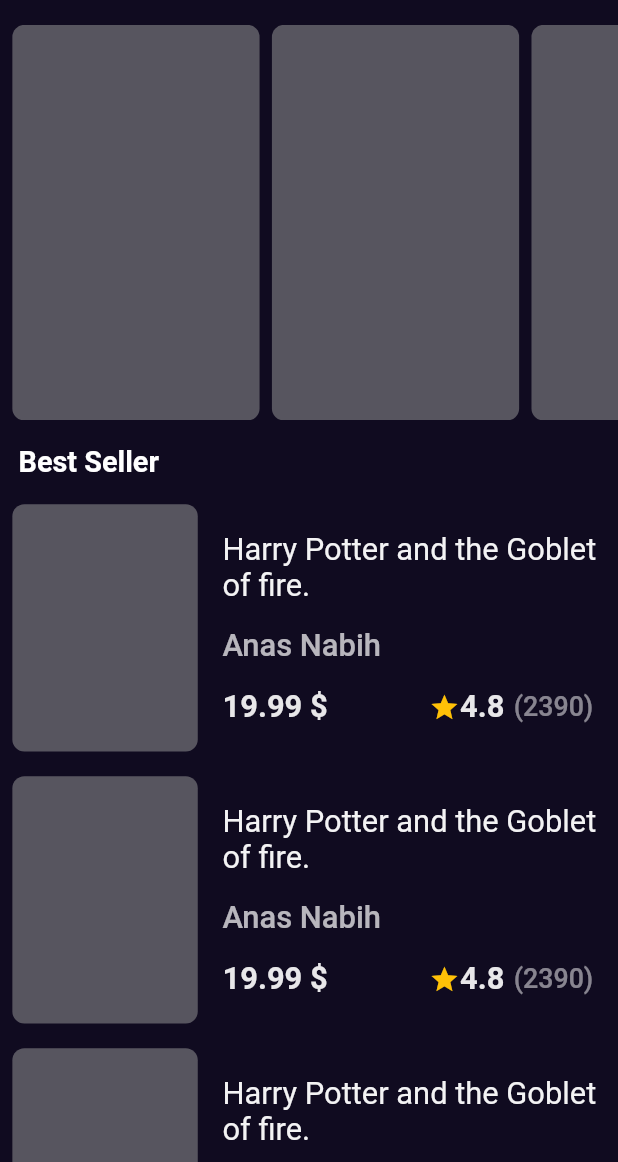
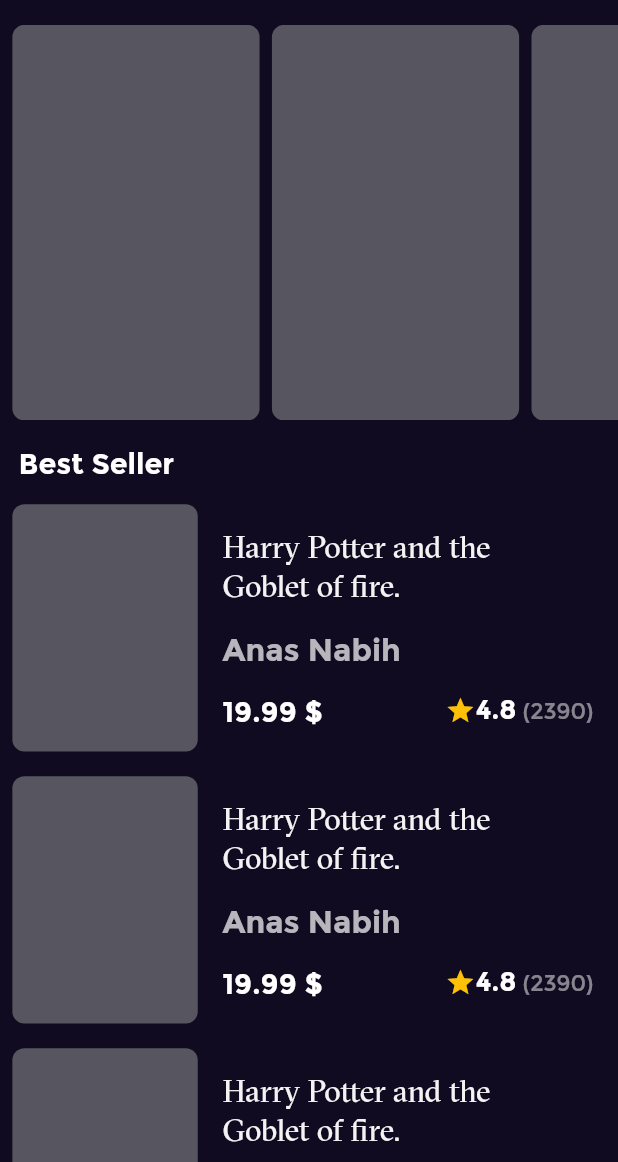
Before and after one commit to Anas-Nabih/Bookly, a Flutter app: the screen it shows after launch, on a phone screen of 412 x 824 dp, the part 74-1236 px from its top. Run offline on Flutter 3.47's test engine with Material 2 defaults, Android fonts, the phone set to English and light mode, and no system bars; our stand-ins replace flutter_svg, get, sizer.

Commit message:
add fonts, handle text styles and handle home scrolling

```diff
--- a/lib/core/constants.dart
+++ b/lib/core/constants.dart
@@ -2,6 +2,8 @@ import 'package:sizer/sizer.dart';
 
 class Const {
   static const String appName = "Bookly";
+  static const String kGTSectraFine = "GT Sectra Fine";
+  static const String kMontserrat = "Montserrat";
   static const Duration durationTransition = Duration(milliseconds: 250);
   static double horizontalPadding = 3.w;
   static double verticalPadding = 2.h;
--- a/lib/core/utils/styles.dart
+++ b/lib/core/utils/styles.dart
@@ -1,7 +1,26 @@
+import 'package:bookly/core/constants.dart';
 import 'package:flutter/material.dart';
 import 'package:sizer/sizer.dart';
 
-abstract class Styles{
+abstract class Styles {
+  static TextStyle kMonsterratLarge = TextStyle(
+      fontFamily: Const.kMontserrat,
+      fontSize: 14.sp,
+      fontWeight: FontWeight.w600);
 
-  static TextStyle titleMedium = TextStyle(fontSize: 14.sp, fontWeight: FontWeight.w600);
+  static TextStyle kMonsterratMedium = TextStyle(
+      fontFamily: Const.kMontserrat,
+      fontSize: 15.sp,
+      fontWeight: FontWeight.w600);
+
+  static TextStyle kMonsterratSmall = TextStyle(
+      fontFamily: Const.kMontserrat,
+      fontSize: 11.sp,
+      fontWeight: FontWeight.w400);
+
+  static TextStyle kSectraFineTitleMedium = TextStyle(
+      fontFamily: Const.kGTSectraFine,
+      color: Colors.white.withOpacity(0.95),
+      fontSize: 15.sp,
+      fontWeight: FontWeight.w500);
 }
--- a/lib/features/home/presentaion/views/widgets/best_seller_list_view.dart
+++ b/lib/features/home/presentaion/views/widgets/best_seller_list_view.dart
@@ -6,10 +6,10 @@ class BestSellerListView extends StatelessWidget {
 
   @override
   Widget build(BuildContext context) {
-    return Expanded(
-        child: ListView.builder(
+    return ListView.builder(
+      physics: const NeverScrollableScrollPhysics(),
       itemCount: 8,
-      itemBuilder: (context, index) => BestSellerItem(),
-    ));
+      itemBuilder: (context, index) => const BestSellerItem(),
+    );
   }
 }
--- a/lib/features/home/presentaion/views/widgets/book_info.dart
+++ b/lib/features/home/presentaion/views/widgets/book_info.dart
@@ -1,3 +1,5 @@
+import 'package:bookly/core/constants.dart';
+import 'package:bookly/core/utils/styles.dart';
 import 'package:flutter/material.dart';
 import 'package:sizer/sizer.dart';
 
@@ -13,23 +15,18 @@ class BookInfo extends StatelessWidget {
       crossAxisAlignment: CrossAxisAlignment.start,
       children: [
         SizedBox(
-          width: 65.w,
+          width: 50.w,
           child: Text(
             "Harry Potter and the Goblet of fire.",
             maxLines: 2,
-            style: TextStyle(
-                color: Colors.white.withOpacity(0.95),
-                fontSize: 15.sp,
-                fontWeight: FontWeight.w400),
+            overflow: TextOverflow.ellipsis,
+            style: Styles.kSectraFineTitleMedium,
           ),
         ),
         SizedBox(height: 2.h),
         Text(
           "Anas Nabih",
-          style: TextStyle(
-              color: Colors.white.withOpacity(0.7),
-              fontSize: 15.sp,
-              fontWeight: FontWeight.w500),
+          style: Styles.kMonsterratMedium.copyWith(color: Colors.white.withOpacity(0.7)),
         ),
         SizedBox(height: 2.h),
         SizedBox(
@@ -38,27 +35,19 @@ class BookInfo extends StatelessWidget {
             children: [
               Text(
                 "19.99 \$",
-                style: TextStyle(
-                    color: Colors.white.withOpacity(0.9),
-                    fontSize: 15.sp,
-                    fontWeight: FontWeight.w700),
+                style: Styles.kMonsterratLarge,
               ),
               const Spacer(),
               Icon(Icons.star, size: 2.5.h, color: Colors.amber),
               Text(
                 "4.8",
-                style: TextStyle(
-                    color: Colors.white.withOpacity(0.9),
-                    fontSize: 15.sp,
-                    fontWeight: FontWeight.w700),
+                style: Styles.kMonsterratLarge.copyWith(fontSize: 13.sp),
               ),
-              SizedBox(width: 1.5.w),
+              SizedBox(width: 1.w),
               Text(
                 "(2390)",
-                style: TextStyle(
-                    color: Colors.white.withOpacity(0.5),
-                    fontSize: 13.sp,
-                    fontWeight: FontWeight.w500),
+                style: Styles.kMonsterratSmall
+                    .copyWith(color: Colors.white.withOpacity(0.5)),
               ),
             ],
           ),
--- a/lib/features/home/presentaion/views/widgets/home_view_body.dart
+++ b/lib/features/home/presentaion/views/widgets/home_view_body.dart
@@ -1,26 +1,29 @@
-import 'package:bookly/core/constants.dart';
-import 'package:bookly/features/home/presentaion/views/widgets/best_seller_item.dart';
 import 'package:bookly/features/home/presentaion/views/widgets/best_seller_list_view.dart';
 import 'package:bookly/features/home/presentaion/views/widgets/custom_app_bar.dart';
 import 'package:bookly/features/home/presentaion/views/widgets/featured_book_list_view.dart';
-import 'package:bookly/features/home/presentaion/views/widgets/featured_book_item.dart';
 import 'package:bookly/features/home/presentaion/views/widgets/text_headline.dart';
 import 'package:flutter/material.dart';
-import 'package:sizer/sizer.dart';
 
 class HomeViewBody extends StatelessWidget {
   const HomeViewBody({Key? key}) : super(key: key);
 
   @override
   Widget build(BuildContext context) {
-    return Column(
-      crossAxisAlignment: CrossAxisAlignment.start,
-      children: [
-        CustomAppBar(),
-        FeaturedBooksListView(),
-        TextHeadline(),
-        BestSellerListView(),
-
+    return CustomScrollView(
+      slivers: [
+        SliverToBoxAdapter(
+          child: Column(
+            crossAxisAlignment: CrossAxisAlignment.start,
+            children: const [
+              CustomAppBar(),
+              FeaturedBooksListView(),
+              TextHeadline(),
+            ],
+          ),
+        ),
+        const SliverFillRemaining(
+          child: BestSellerListView(),
+        ),
       ],
     );
   }
--- a/lib/features/home/presentaion/views/widgets/text_headline.dart
+++ b/lib/features/home/presentaion/views/widgets/text_headline.dart
@@ -1,6 +1,6 @@
 import 'package:bookly/core/constants.dart';
+import 'package:bookly/core/utils/styles.dart';
 import 'package:flutter/material.dart';
-import 'package:sizer/sizer.dart';
 
 class TextHeadline extends StatelessWidget {
   const TextHeadline({
@@ -14,7 +14,7 @@ class TextHeadline extends StatelessWidget {
           horizontal: Const.horizontalPadding, vertical: Const.verticalPadding),
       child: Text(
         "Best Seller",
-        style: TextStyle(fontSize: 14.sp, fontWeight: FontWeight.w600),
+        style: Styles.kMonsterratLarge,
       ),
     );
   }
```
Also changed, not shown: pubspec.yaml (+8 -4 lines), assets/fonts/GT Sectra Fine Regular.ttf (added), assets/fonts/Montserrat-Bold.ttf (added), assets/fonts/Montserrat-Regular.ttf (added).
